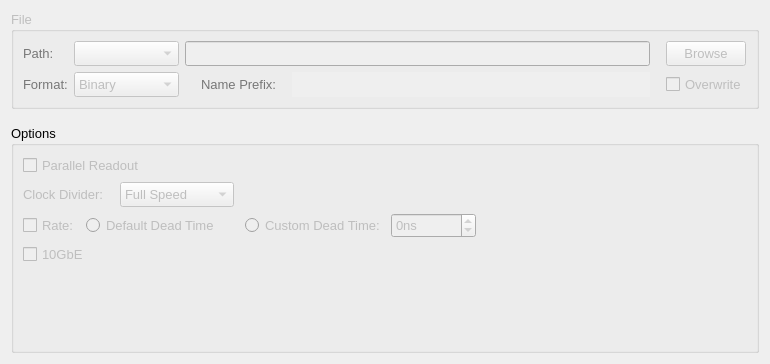
Qt form slsDetectorGui/forms/form_tab_dataoutput.ui (slsdetectorgroup/slsDetectorPackage) before a commit.
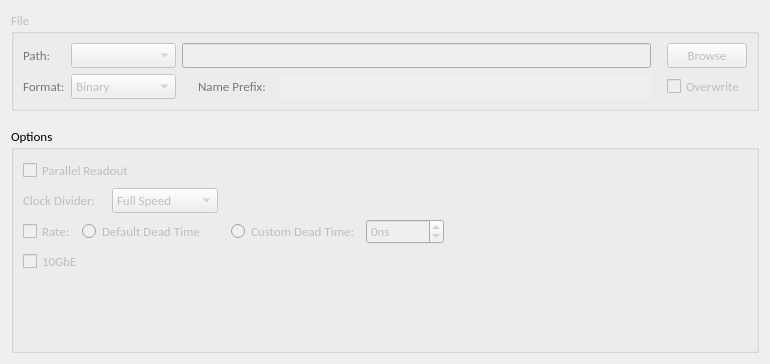
The same form after that commit. Icons and pictures are not drawn.

```diff
--- a/slsDetectorGui/forms/form_tab_dataoutput.ui
+++ b/slsDetectorGui/forms/form_tab_dataoutput.ui
@@ -30,6 +30,7 @@
   </property>
   <property name="font">
    <font>
+    <family>Carlito</family>
     <pointsize>10</pointsize>
    </font>
   </property>
@@ -63,7 +64,7 @@
         <property name="maximumSize">
          <size>
           <width>105</width>
-          <height>28</height>
+          <height>25</height>
          </size>
         </property>
         <property name="toolTip">
@@ -238,7 +239,7 @@
         <property name="maximumSize">
          <size>
           <width>105</width>
-          <height>28</height>
+          <height>25</height>
          </size>
         </property>
         <property name="toolTip">
@@ -423,7 +424,7 @@
         <property name="maximumSize">
          <size>
           <width>16777215</width>
-          <height>28</height>
+          <height>25</height>
          </size>
         </property>
         <property name="focusPolicy">
@@ -512,7 +513,7 @@
           <property name="maximumSize">
            <size>
             <width>200</width>
-            <height>28</height>
+            <height>25</height>
            </size>
           </property>
           <item>
@@ -649,7 +650,7 @@
           <property name="maximumSize">
            <size>
             <width>16777215</width>
-            <height>28</height>
+            <height>25</height>
            </size>
           </property>
           <property name="keyboardTracking">
```
